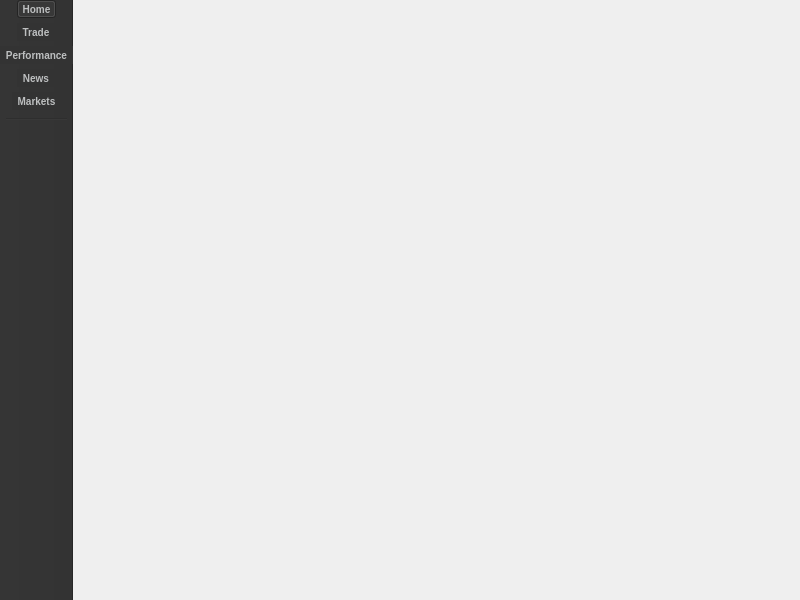
The window that src/gui/mainwindow.ui (guruprerana/trading-platform-pp) describes before a commit, drawn with Qt 5.
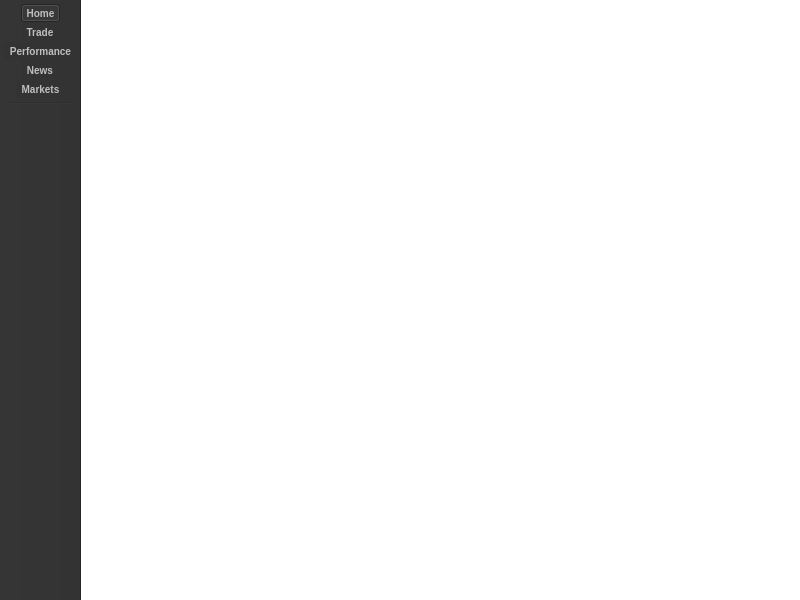
The same window after the commit. Icons and pictures are not drawn.

Patch:
```diff
--- a/src/gui/mainwindow.ui
+++ b/src/gui/mainwindow.ui
@@ -19,7 +19,7 @@
    <string>MainWindow</string>
   </property>
   <property name="styleSheet">
-   <string notr="true"/>
+   <string notr="true">background-color: rgb(255, 255, 255);</string>
   </property>
   <property name="toolButtonStyle">
    <enum>Qt::ToolButtonTextUnderIcon</enum>
```
